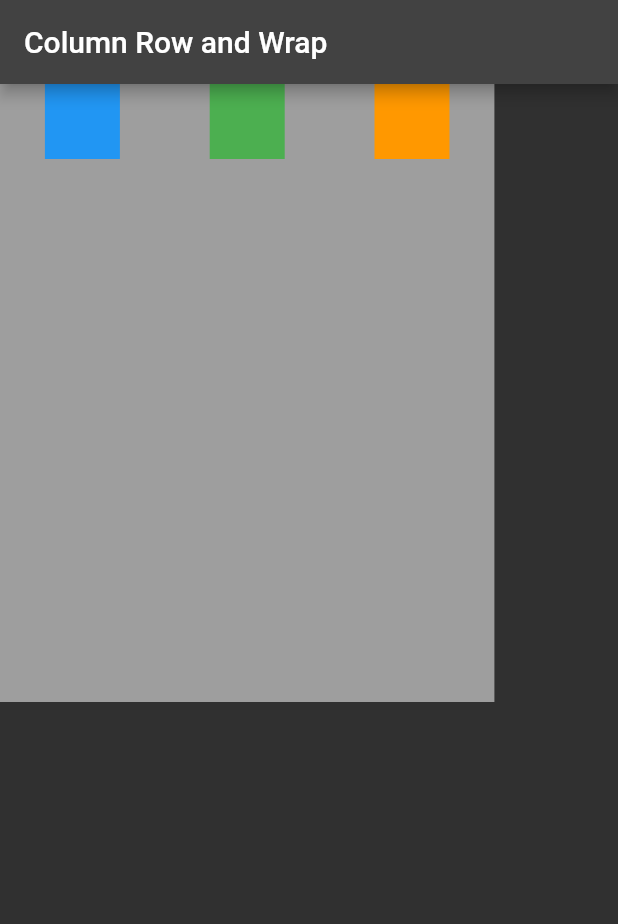
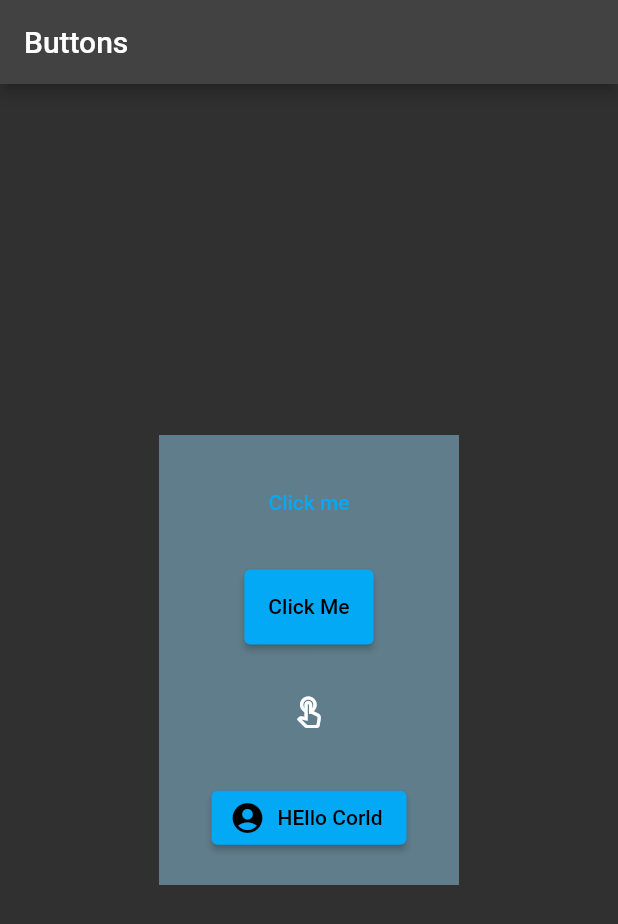
Before and after one commit to Muhammad-Bilal12/flutter30concept, a Flutter app: the screen it shows after launch, on a phone screen of 412 x 824 dp. Shown: the top 924 px of the screen. Run offline on Flutter 3.47's test engine with Material 2 defaults, Android fonts, the phone set to English and light mode, and no system bars; missing offline and left inert: dart:html.

Commit message:
concept button

```diff
--- /dev/null
+++ b/lib/concept_topics/buttons.dart
@@ -0,0 +1,53 @@
+import 'dart:html';
+
+import 'package:flutter/material.dart';
+import 'package:flutter/src/foundation/key.dart';
+import 'package:flutter/src/widgets/framework.dart';
+
+class MyBtn extends StatelessWidget {
+  const MyBtn({Key? key}) : super(key: key);
+
+  @override
+  Widget build(BuildContext context) {
+    return Scaffold(
+      appBar: AppBar(
+        title: Text("Buttons"),
+      ),
+      body: Center(
+        child: Container(
+          height: 300,
+          width: 200,
+          color: Colors.blueGrey,
+          child: Column(
+            mainAxisAlignment: MainAxisAlignment.spaceEvenly,
+            children: [
+              TextButton(
+                onPressed: () {},
+                child: Text("Click me"),
+              ),
+              SizedBox(
+                height: 50,
+                child: ElevatedButton(
+                  onPressed: () {},
+                  child: Text("Click Me"),
+                ),
+              ),
+              SizedBox(
+                height: 50,
+                child: IconButton(
+                  onPressed: () {},
+                  icon: Icon(Icons.touch_app_outlined),
+                ),
+              ),
+              ElevatedButton.icon(
+                onPressed: () {},
+                icon: Icon(Icons.account_circle_sharp),
+                label: Text("HEllo Corld"),
+              )
+            ],
+          ),
+        ),
+      ),
+    );
+  }
+}
--- a/lib/main.dart
+++ b/lib/main.dart
@@ -1,4 +1,5 @@
 import 'package:flutter/material.dart';
+import 'package:flutter_crash_course/concept_topics/buttons.dart';
 import 'package:flutter_crash_course/concept_topics/row_col_wrap.dart';
 import 'package:flutter_crash_course/concept_topics/sized_container.dart';
 
@@ -17,7 +18,7 @@ class MyApp extends StatelessWidget {
         primarySwatch: Colors.lightBlue,
         brightness: Brightness.dark,
       ),
-      home: const RowCol(),
+      home: const MyBtn(),
     );
   }
 }
```
